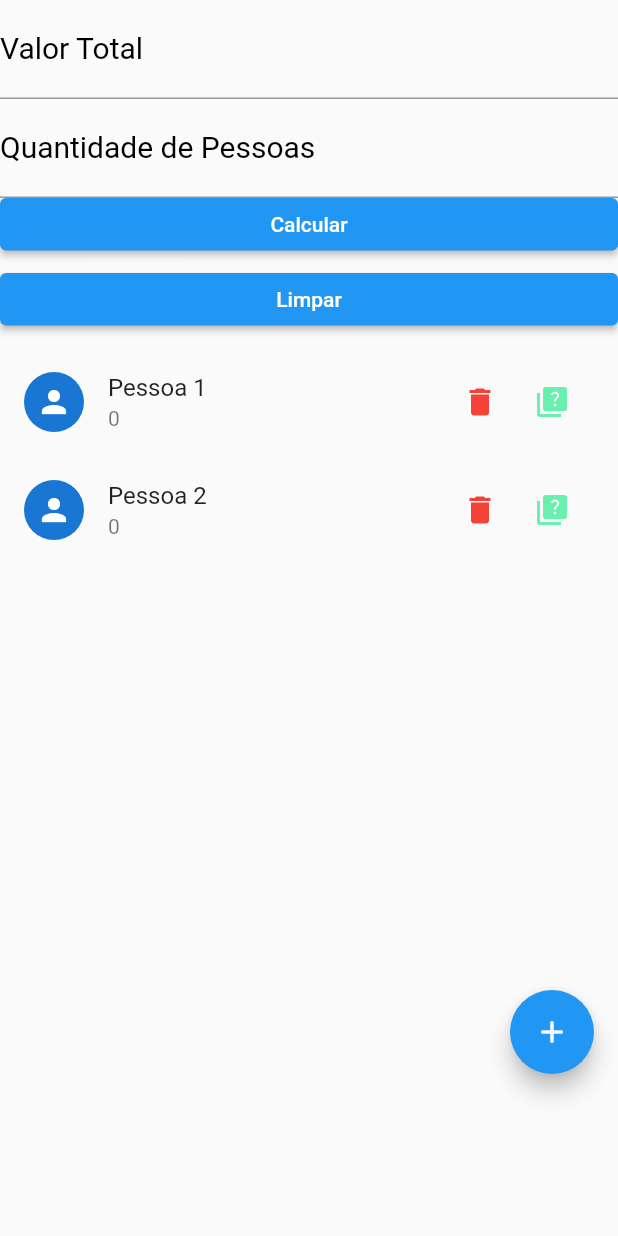
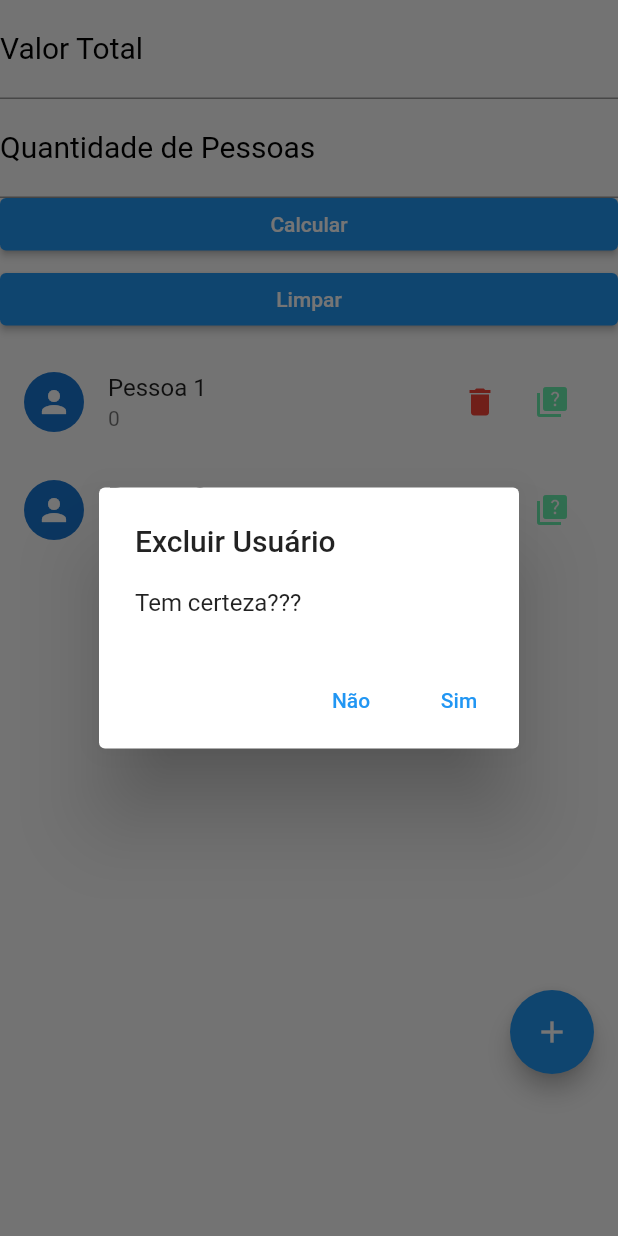
Before and after one commit to otaviocesar/racha-conta, a Flutter app: the screen it shows after launch, after a tap on the "delete" icon, on a phone screen of 412 x 824 dp. Run offline on Flutter 3.47's test engine with Material 2 defaults, Android fonts, the light colour scheme and no system bars.

Commit message:
Implementando botão de exclusão de usuário

```diff
--- a/lib/widgets/user_tile.dart
+++ b/lib/widgets/user_tile.dart
@@ -1,5 +1,7 @@
 import 'package:flutter/material.dart';
 import 'package:rachaconta/models/user.dart';
+import 'package:provider/provider.dart';
+import 'package:rachaconta/providers/users.dart';
 
 class UserTile extends StatelessWidget {
   final User user;
@@ -21,7 +23,30 @@ class UserTile extends StatelessWidget {
               IconButton(
                   icon: const Icon(Icons.delete),
                   color: Colors.red,
-                  onPressed: () {}),
+                  onPressed: () {
+                    showDialog(
+                        context: context,
+                        builder: (ctx) => AlertDialog(
+                              title: const Text('Excluir Usuário'),
+                              content: const Text('Tem certeza???'),
+                              actions: <Widget>[
+                                TextButton(
+                                  child: const Text('Não'),
+                                  onPressed: () =>
+                                      Navigator.of(context).pop(false),
+                                ),
+                                TextButton(
+                                  child: const Text('Sim'),
+                                  onPressed: () =>
+                                      Navigator.of(context).pop(true),
+                                ),
+                              ],
+                            )).then((confirmed) {
+                      if (confirmed) {
+                        Provider.of<Users>(context, listen: false).remove(user);
+                      } //if
+                    });
+                  }),
               IconButton(
                   icon: const Icon(Icons.quiz),
                   color: Colors.greenAccent,
```
